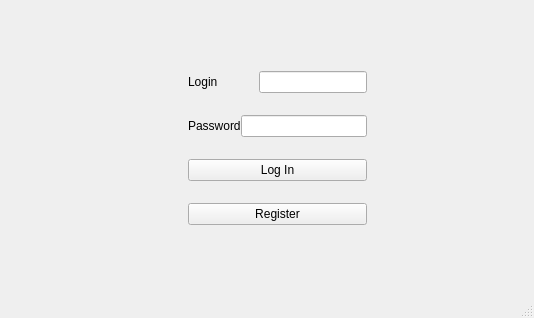
PacDyz/first, file login.ui: the form before one commit.
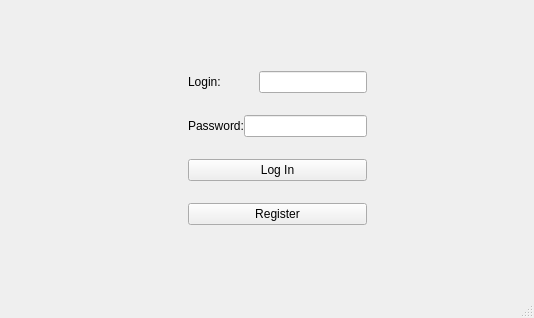
The form after the commit.

Commit message:
Add method show password, color text label, logo to team
Show password is CheckBox which show password (True/False), team logo is
launch by system path and show on label.

The edit to the form file:
```diff
--- a/login.ui
+++ b/login.ui
@@ -81,7 +81,7 @@
            </sizepolicy>
           </property>
           <property name="text">
-           <string>Login</string>
+           <string>Login:</string>
           </property>
          </widget>
         </item>
@@ -99,12 +99,16 @@
         <item>
          <widget class="QLabel" name="label_2">
           <property name="text">
-           <string>Password</string>
+           <string>Password:</string>
           </property>
          </widget>
         </item>
         <item>
-         <widget class="QLineEdit" name="lineEditPassword"/>
+         <widget class="QLineEdit" name="lineEditPassword">
+          <property name="echoMode">
+           <enum>QLineEdit::Password</enum>
+          </property>
+         </widget>
         </item>
        </layout>
       </item>
```
Left out of the diff: 2 changed lines with no effect on the pictures. The commit also changes 8 other files.
